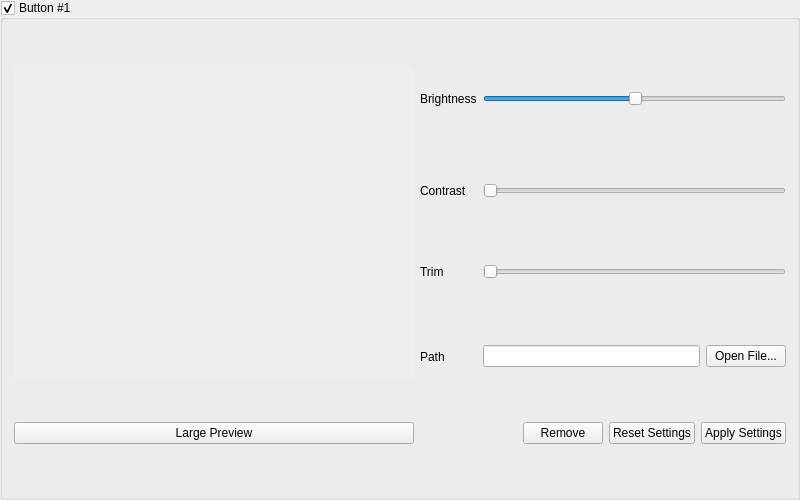
This is ConfigurationApp/button_groupbox.ui in HologramHomies/ConfigurationApplication as Qt 5 draws it before an edit. The edited form follows.
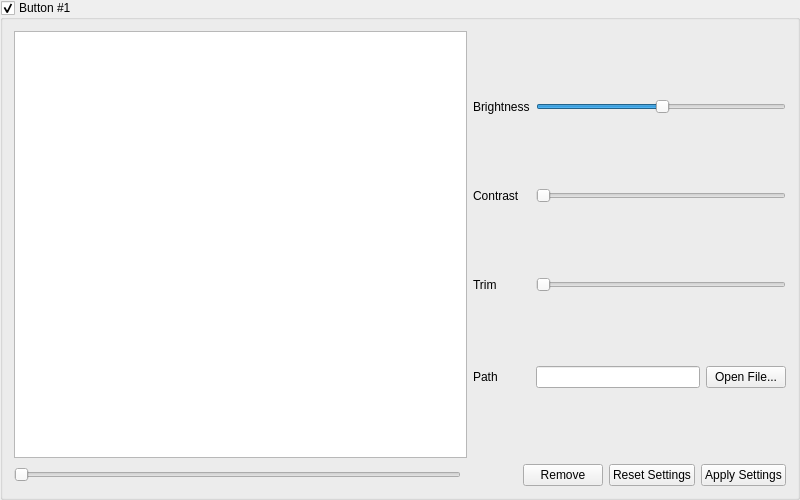
This is the edited form.

Commit message: still work on VideoPlayer class

```diff
--- a/ConfigurationApp/button_groupbox.ui
+++ b/ConfigurationApp/button_groupbox.ui
@@ -16,7 +16,7 @@
   <property name="minimumSize">
    <size>
     <width>600</width>
-    <height>450</height>
+    <height>500</height>
    </size>
   </property>
   <property name="windowTitle">
@@ -35,90 +35,7 @@
    <bool>true</bool>
   </property>
   <layout class="QGridLayout" name="gridLayout">
-   <item row="0" column="1">
-    <widget class="QLabel" name="brightness_label">
-     <property name="text">
-      <string>Brightness</string>
-     </property>
-    </widget>
-   </item>
-   <item row="0" column="0" rowspan="4">
-    <widget class="QLabel" name="videoPlayerPlaceholder_label">
-     <property name="minimumSize">
-      <size>
-       <width>400</width>
-       <height>200</height>
-      </size>
-     </property>
-     <property name="autoFillBackground">
-      <bool>true</bool>
-     </property>
-     <property name="text">
-      <string>&lt;VIDEO PLAYER&gt;</string>
-     </property>
-     <property name="alignment">
-      <set>Qt::AlignCenter</set>
-     </property>
-    </widget>
-   </item>
-   <item row="0" column="2" colspan="2">
-    <widget class="QSlider" name="brightness_slider">
-     <property name="value">
-      <number>50</number>
-     </property>
-     <property name="sliderPosition">
-      <number>50</number>
-     </property>
-     <property name="tracking">
-      <bool>true</bool>
-     </property>
-     <property name="orientation">
-      <enum>Qt::Horizontal</enum>
-     </property>
-    </widget>
-   </item>
-   <item row="3" column="2">
-    <widget class="QLineEdit" name="path_lineEdit"/>
-   </item>
-   <item row="2" column="1">
-    <widget class="QLabel" name="trim_label">
-     <property name="text">
-      <string>Trim</string>
-     </property>
-    </widget>
-   </item>
-   <item row="3" column="1">
-    <widget class="QLabel" name="path_label">
-     <property name="text">
-      <string>Path</string>
-     </property>
-    </widget>
-   </item>
-   <item row="4" column="0">
-    <widget class="QPushButton" name="preview_button">
-     <property name="toolTip">
-      <string>Open video in new window.</string>
-     </property>
-     <property name="text">
-      <string>Large Preview</string>
-     </property>
-    </widget>
-   </item>
-   <item row="3" column="3">
-    <widget class="QPushButton" name="openFile_pushButton">
-     <property name="text">
-      <string>Open File...</string>
-     </property>
-    </widget>
-   </item>
-   <item row="2" column="2" colspan="2">
-    <widget class="QSlider" name="trim_slider">
-     <property name="orientation">
-      <enum>Qt::Horizontal</enum>
-     </property>
-    </widget>
-   </item>
-   <item row="4" column="1" colspan="3">
+   <item row="8" column="2" colspan="5">
     <layout class="QHBoxLayout" name="footer_hbox">
      <item>
       <spacer name="footer_spacer">
@@ -156,20 +73,101 @@
      </item>
     </layout>
    </item>
-   <item row="1" column="1">
-    <widget class="QLabel" name="constrast_label">
-     <property name="text">
-      <string>Contrast</string>
-     </property>
-    </widget>
-   </item>
-   <item row="1" column="2" colspan="2">
-    <widget class="QSlider" name="contrast_slider">
+   <item row="8" column="0">
+    <widget class="QSlider" name="horizontalSlider">
      <property name="orientation">
       <enum>Qt::Horizontal</enum>
      </property>
     </widget>
    </item>
+   <item row="0" column="0" colspan="2">
+    <widget class="QGraphicsView" name="graphicsView">
+     <property name="sizePolicy">
+      <sizepolicy hsizetype="Minimum" vsizetype="Expanding">
+       <horstretch>0</horstretch>
+       <verstretch>0</verstretch>
+      </sizepolicy>
+     </property>
+     <property name="minimumSize">
+      <size>
+       <width>300</width>
+       <height>300</height>
+      </size>
+     </property>
+    </widget>
+   </item>
+   <item row="0" column="2" colspan="5">
+    <layout class="QGridLayout" name="gridLayout_2">
+     <item row="3" column="1">
+      <widget class="QLineEdit" name="path_lineEdit"/>
+     </item>
+     <item row="3" column="0">
+      <widget class="QLabel" name="path_label">
+       <property name="text">
+        <string>Path</string>
+       </property>
+      </widget>
+     </item>
+     <item row="2" column="0">
+      <widget class="QLabel" name="trim_label">
+       <property name="text">
+        <string>Trim</string>
+       </property>
+      </widget>
+     </item>
+     <item row="0" column="0">
+      <widget class="QLabel" name="brightness_label">
+       <property name="text">
+        <string>Brightness</string>
+       </property>
+      </widget>
+     </item>
+     <item row="1" column="0">
+      <widget class="QLabel" name="constrast_label">
+       <property name="text">
+        <string>Contrast</string>
+       </property>
+      </widget>
+     </item>
+     <item row="3" column="2">
+      <widget class="QPushButton" name="openFile_pushButton">
+       <property name="text">
+        <string>Open File...</string>
+       </property>
+      </widget>
+     </item>
+     <item row="0" column="1" colspan="2">
+      <widget class="QSlider" name="brightness_slider">
+       <property name="value">
+        <number>50</number>
+       </property>
+       <property name="sliderPosition">
+        <number>50</number>
+       </property>
+       <property name="tracking">
+        <bool>true</bool>
+       </property>
+       <property name="orientation">
+        <enum>Qt::Horizontal</enum>
+       </property>
+      </widget>
+     </item>
+     <item row="1" column="1" colspan="2">
+      <widget class="QSlider" name="contrast_slider">
+       <property name="orientation">
+        <enum>Qt::Horizontal</enum>
+       </property>
+      </widget>
+     </item>
+     <item row="2" column="1" colspan="2">
+      <widget class="QSlider" name="trim_slider">
+       <property name="orientation">
+        <enum>Qt::Horizontal</enum>
+       </property>
+      </widget>
+     </item>
+    </layout>
+   </item>
   </layout>
  </widget>
  <resources/>
```
The commit also changes 9 other files.
